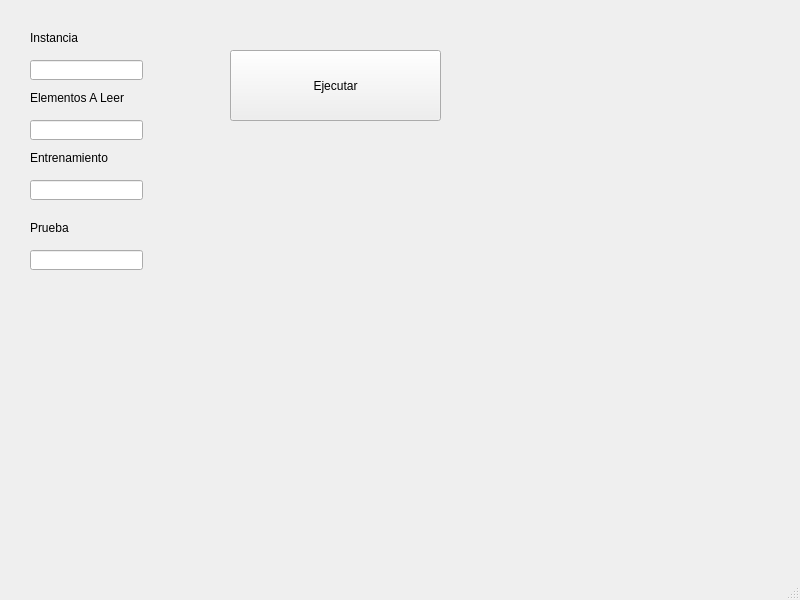
The window that Ejercicios/Python/P_Ejercicio_4_Lector de instancia.ui (Ikbeth/SE_G_U3_EQ_4) describes before a commit, drawn with Qt 5.
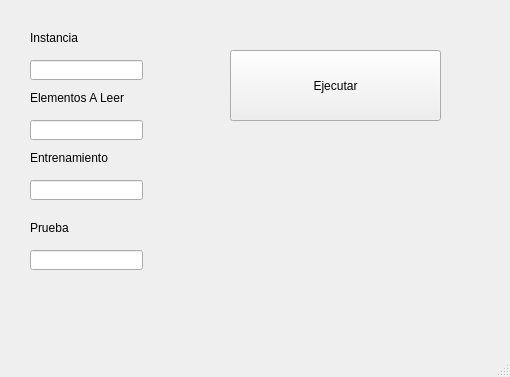
The same window after the commit.

What changed in the file:
```diff
--- a/Ejercicios/Python/P_Ejercicio_4_Lector de instancia.ui
+++ b/Ejercicios/Python/P_Ejercicio_4_Lector de instancia.ui
@@ -6,8 +6,8 @@
    <rect>
     <x>0</x>
     <y>0</y>
-    <width>800</width>
-    <height>600</height>
+    <width>510</width>
+    <height>377</height>
    </rect>
   </property>
   <property name="windowTitle">
```
Left out of the diff: 4 changed lines with no effect on the pictures.
